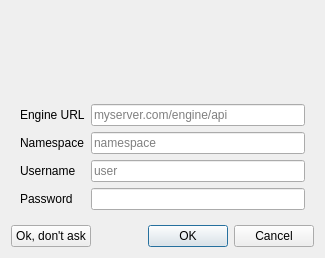
GAMS-dev/studio, file src/engine/enginestartdialog.ui: the form before one commit.
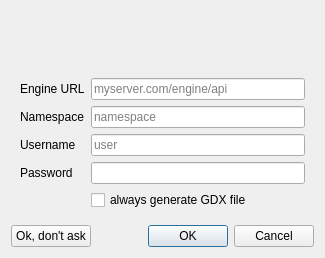
The form after the commit. Icons and pictures are not drawn.

Commit message: added checkbox to always generate gdx to the Engine start dialog

```diff
--- a/src/engine/enginestartdialog.ui
+++ b/src/engine/enginestartdialog.ui
@@ -176,6 +176,13 @@
         </property>
        </widget>
       </item>
+      <item row="5" column="1">
+       <widget class="QCheckBox" name="cbForceGdx">
+        <property name="text">
+         <string>always generate GDX file</string>
+        </property>
+       </widget>
+      </item>
      </layout>
     </widget>
    </item>
```
The commit also changes 4 other files.
